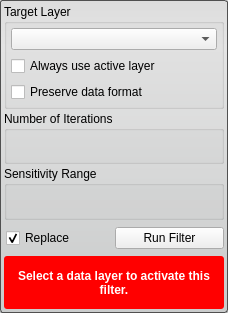
SCIInstitute/Seg3D, file src/Interface/ToolInterface/GradientAnisotropicDiffusionFilterInterface.ui: the form before one commit.
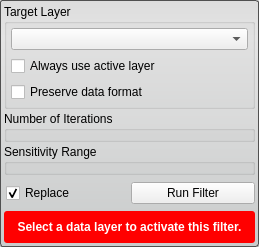
The form after the commit. Custom widgets are drawn as their Qt base class.

Commit message: updates to the Cmake files to remove warnings on Externals updated the SingleTargetTool so that it can handle setting the validity properly for tools and filters that have more than one required combobox. updated all the tool and filter UI's

```diff
--- a/src/Interface/ToolInterface/GradientAnisotropicDiffusionFilterInterface.ui
+++ b/src/Interface/ToolInterface/GradientAnisotropicDiffusionFilterInterface.ui
@@ -6,8 +6,8 @@
    <rect>
     <x>0</x>
     <y>0</y>
-    <width>228</width>
-    <height>313</height>
+    <width>259</width>
+    <height>234</height>
    </rect>
   </property>
   <property name="sizePolicy">
@@ -217,6 +217,12 @@
        <height>32</height>
       </size>
      </property>
+     <property name="maximumSize">
+      <size>
+       <width>16777215</width>
+       <height>32</height>
+      </size>
+     </property>
      <property name="styleSheet">
       <string notr="true">QLabel#message_{
   color: white;
```
The commit also changes 34 other files.
